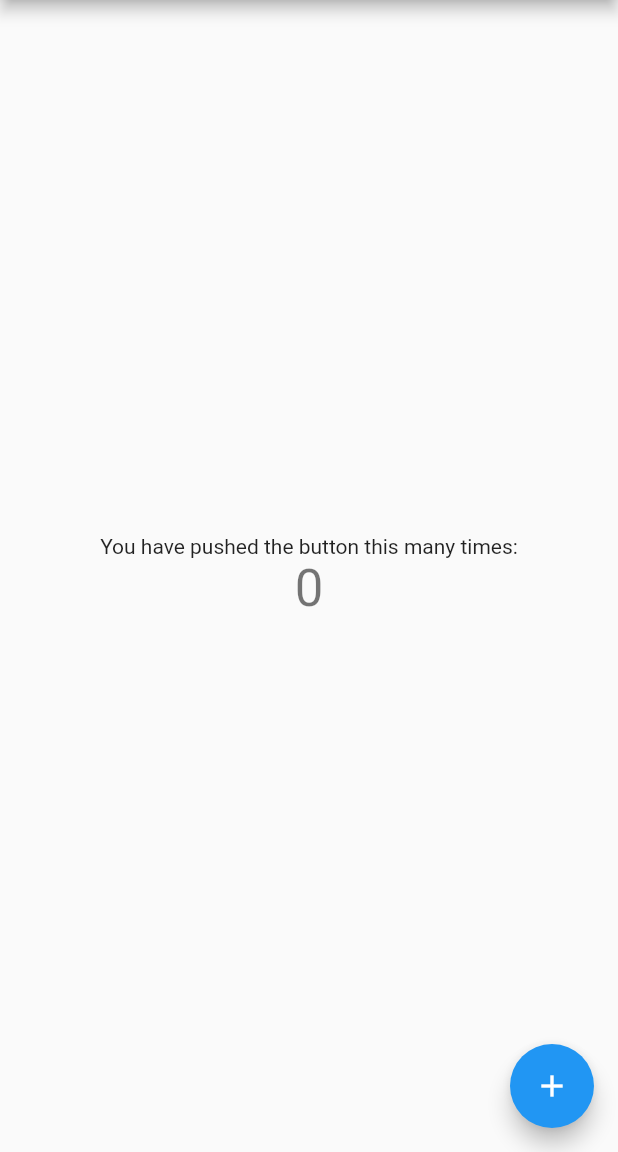
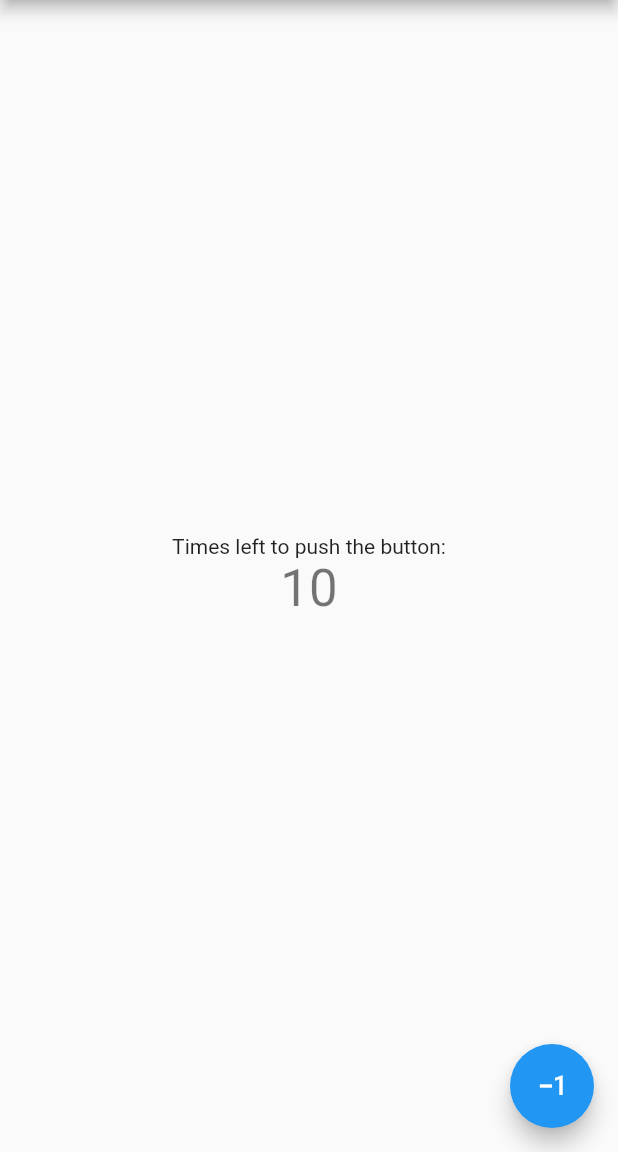
Before and after one commit to emorzv/Levski_Flutter_Proj, a Flutter app: the screen it shows after launch, on a phone screen of 412 x 824 dp, the part 84-1236 px from its top. Run offline on Flutter 3.47's test engine with Material 2 defaults, Android fonts, the phone set to English and light mode, and no system bars.

```diff
--- a/lib/main.dart
+++ b/lib/main.dart
@@ -48,7 +48,7 @@ class MyHomePage extends StatefulWidget {
 }
 
 class _MyHomePageState extends State<MyHomePage> {
-  int _counter = 0;
+  int _counter = 10;
 
   void _incrementCounter() {
     setState(() {
@@ -57,7 +57,11 @@ class _MyHomePageState extends State<MyHomePage> {
       // so that the display can reflect the updated values. If we changed
       // _counter without calling setState(), then the build method would not be
       // called again, and so nothing would appear to happen.
-      _counter++;
+      _counter--;
+
+      if (0 >= _counter) {
+        _counter = 10;
+      }
     });
   }
 
@@ -96,7 +100,7 @@ class _MyHomePageState extends State<MyHomePage> {
           mainAxisAlignment: MainAxisAlignment.center,
           children: <Widget>[
             const Text(
-              'You have pushed the button this many times:',
+              'Times left to push the button:',
             ),
             Text(
               '$_counter',
@@ -107,8 +111,8 @@ class _MyHomePageState extends State<MyHomePage> {
       ),
       floatingActionButton: FloatingActionButton(
         onPressed: _incrementCounter,
-        tooltip: 'Increment',
-        child: const Icon(Icons.add),
+        tooltip: 'Decrement',
+        child: const Icon(Icons.exposure_minus_1),
       ), // This trailing comma makes auto-formatting nicer for build methods.
     );
   }
```
